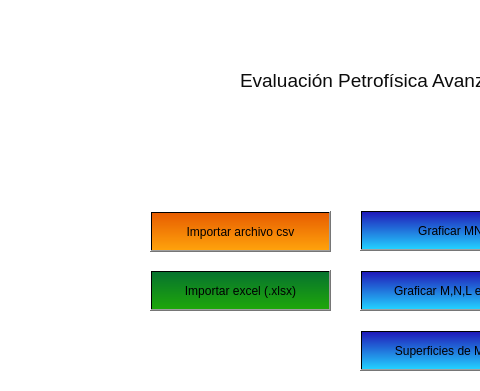
Qt form gui/petrofisica.ui (Angelpacman/Petrofisica_mn) before a commit; both pictures show x 0 to 480 and y 0 to 391 of the 800 by 600 pixel window.
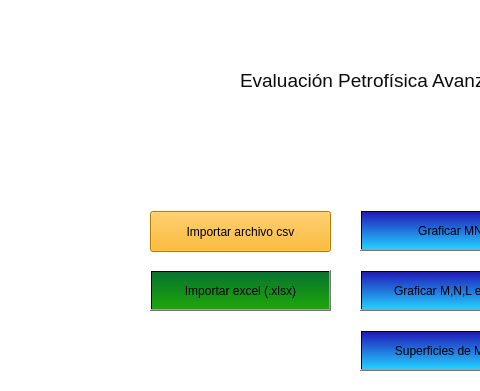
The same form after that commit. Icons and pictures are not drawn.

Commit message: Cambio del color de boton

```diff
--- a/gui/petrofisica.ui
+++ b/gui/petrofisica.ui
@@ -88,7 +88,7 @@
      </rect>
     </property>
     <property name="styleSheet">
-     <string notr="true">background-color:qlineargradient(spread:pad, x1:1, y1:0, x2:1, y2:1, stop:0 rgb(231, 93, 1), stop:1 rgb(255, 162, 11))</string>
+     <string notr="true">background-color:rgb(255, 170, 0)</string>
     </property>
     <property name="text">
      <string>Importar archivo csv</string>
```
Left out of the diff: 2 changed lines with no effect on the pictures.
